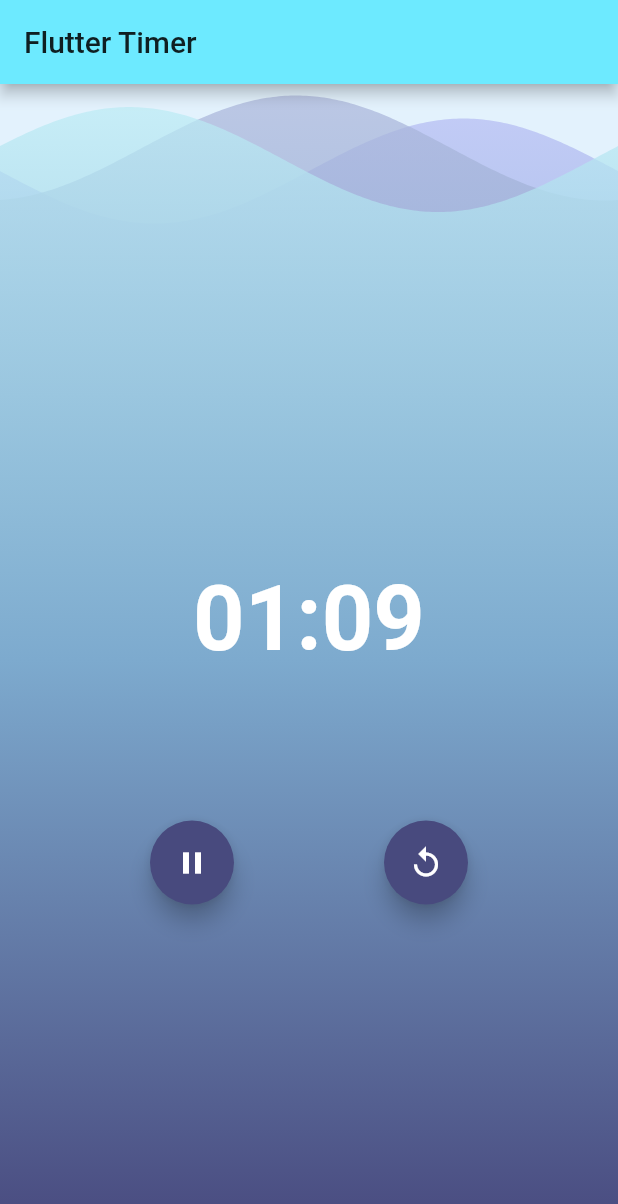
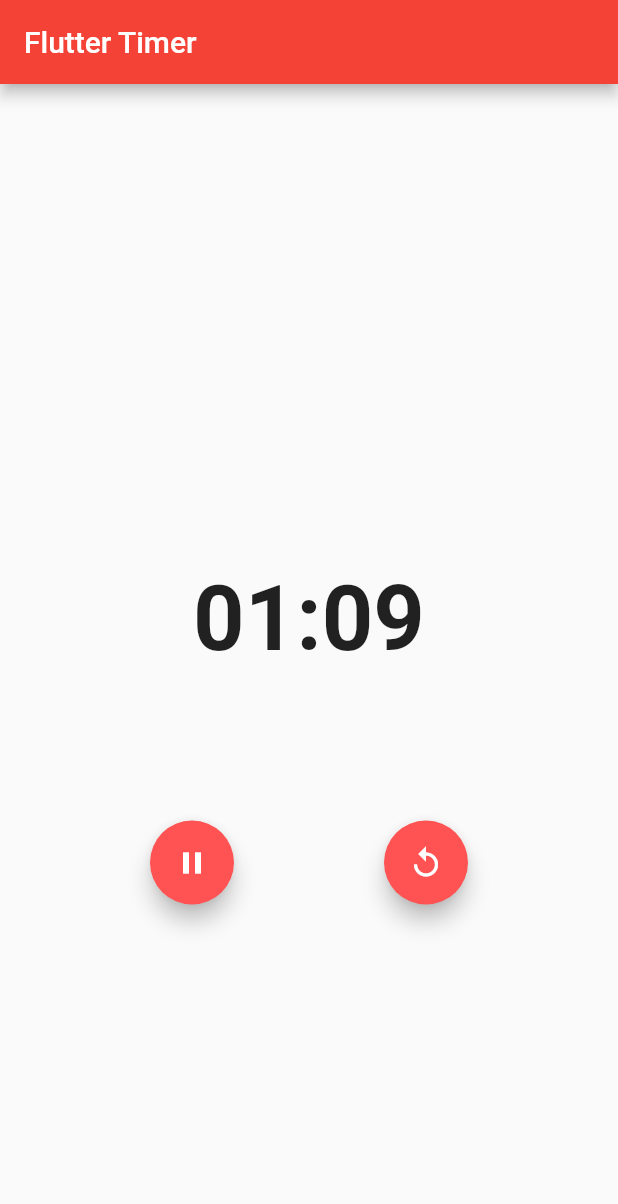
Before and after one commit to Nepali-San/FlutterPractises, a Flutter app: the screen it shows after launch, after a tap on the "play arrow" icon, on a phone screen of 412 x 824 dp. Shown: the top 1204 px of the screen. Run offline on Flutter 3.47's test engine with Material 2 defaults, Android fonts, the phone set to English and light mode, and no system bars; drawn by our look-alikes of wave; our stand-ins replace bloc, built_collection, built_value, carousel_slider, cloud_firestore, equatable and 3 more; accounts and stored records are empty; generated files the repository leaves out were written again.

Commit message:
clearing unwanted layouts & adding comments.

```diff
--- a/BLoC/timer/lib/main.dart
+++ b/BLoC/timer/lib/main.dart
@@ -2,8 +2,6 @@ import 'package:flutter/material.dart';
 import 'package:flutter_bloc/flutter_bloc.dart';
 import 'package:timer/timerBloc/timer.dart';
 import 'package:timer/ticker.dart';
-import 'package:wave/wave.dart';
-import 'package:wave/config.dart';
 
 void main() => runApp(MyApp());
 
@@ -13,11 +11,7 @@ class MyApp extends StatelessWidget {
   @override
   Widget build(BuildContext context) {
     return MaterialApp(
-      theme: ThemeData(
-        primaryColor: Color.fromRGBO(109, 234, 255, 1),
-        accentColor: Color.fromRGBO(72, 74, 126, 1),
-        brightness: Brightness.dark,
-      ),
+      theme: ThemeData(primaryColor: Colors.red, accentColor: Colors.redAccent),
       title: 'Flutter Timer',
       home: BlocProvider(
         builder: (context) => _timerBloc,
@@ -38,10 +32,10 @@ class Timer extends StatelessWidget {
     final TimerBloc _timerBloc = BlocProvider.of<TimerBloc>(context);
     return Scaffold(
       appBar: AppBar(title: Text('Flutter Timer')),
-      body: Stack(
-        children: [
-          Background(),
-          Column(
+      body: Container(
+        alignment: Alignment.center,
+        width: MediaQuery.of(context).size.width,
+        child: Column(
           mainAxisAlignment: MainAxisAlignment.center,
           crossAxisAlignment: CrossAxisAlignment.center,
           children: <Widget>[
@@ -75,7 +69,6 @@ class Timer extends StatelessWidget {
             ),
           ],
         ),
-        ],
       ),
     );
   }
@@ -139,37 +132,3 @@ class Actions extends StatelessWidget {
     return [];
   }
 }
-
-class Background extends StatelessWidget {
-  @override
-  Widget build(BuildContext context) {
-    return WaveWidget(
-      config: CustomConfig(
-        gradients: [
-          [
-            Color.fromRGBO(72, 74, 126, 1),
-            Color.fromRGBO(125, 170, 206, 1),
-            Color.fromRGBO(184, 189, 245, 0.7)
-          ],
-          [
-            Color.fromRGBO(72, 74, 126, 1),
-            Color.fromRGBO(125, 170, 206, 1),
-            Color.fromRGBO(172, 182, 219, 0.7)
-          ],
-          [
-            Color.fromRGBO(72, 73, 126, 1),
-            Color.fromRGBO(125, 170, 206, 1),
-            Color.fromRGBO(190, 238, 246, 0.7)
-          ],
-        ],
-        durations: [19440, 10800, 6000],
-        heightPercentages: [0.03, 0.01, 0.02],
-        gradientBegin: Alignment.bottomCenter,
-        gradientEnd: Alignment.topCenter,
-      ),
-      size: Size(double.infinity, double.infinity),
-      waveAmplitude: 25,
-      backgroundColor: Colors.blue[50],
-    );
-  }
-}
--- a/BLoC/timer/lib/ticker.dart
+++ b/BLoC/timer/lib/ticker.dart
@@ -1,6 +1,34 @@
+// * A class that provides us a periodic stream.
+
 class Ticker {
+  // * @func  tick is a stream that repeatedly emits events.
+  // * @param ticks is the initial time in seconds.
+
   Stream<int> tick({int ticks}) {
-    return Stream.periodic(Duration(seconds: 1), (x) => ticks - x - 1)
-        .take(ticks);
+    /*
+      return Stream.periodic(Duration(seconds: 1), (x) => ticks - x - 1)
+          .take(ticks);
+     ? this return code is described in brief below:
+     */
+
+    // * specify the interval at which we emit events.
+    Duration interval = Duration(seconds: 1);
+
+    // * subtract x from ticks to decrement time every seconds.
+    // * this function will return remaining time into stream i.e. for a countdown timer
+    int transform(x) => ticks - x - 1;
+
+    // * we create an stream which emit event at a period of 'interval'.
+    // * by default this stream will emit numbers(1,2,...) which is transformed using function
+    // * this stream will emit infinite events,
+    Stream<int> tickingStream = Stream<int>.periodic(
+      interval,
+      (i) => transform(i),
+    );
+
+    // * we can limit the events emitted, by using 'take(count)' where count is the number of events
+    tickingStream = tickingStream.take(ticks);
+
+    return tickingStream;
   }
 }
--- a/BLoC/timer/lib/timerBloc/timer_event.dart
+++ b/BLoC/timer/lib/timerBloc/timer_event.dart
@@ -20,6 +20,8 @@ class Pause extends TimerEvent {
   String toString() => "Pause";
 }
 
+// * Resume event can be removed, instead we may reuse Start event
+// * to resume the timer.
 class Resume extends TimerEvent {
   @override
   String toString() => "Resume";
```
Lines whose indentation alone changed are shown as unchanged.
